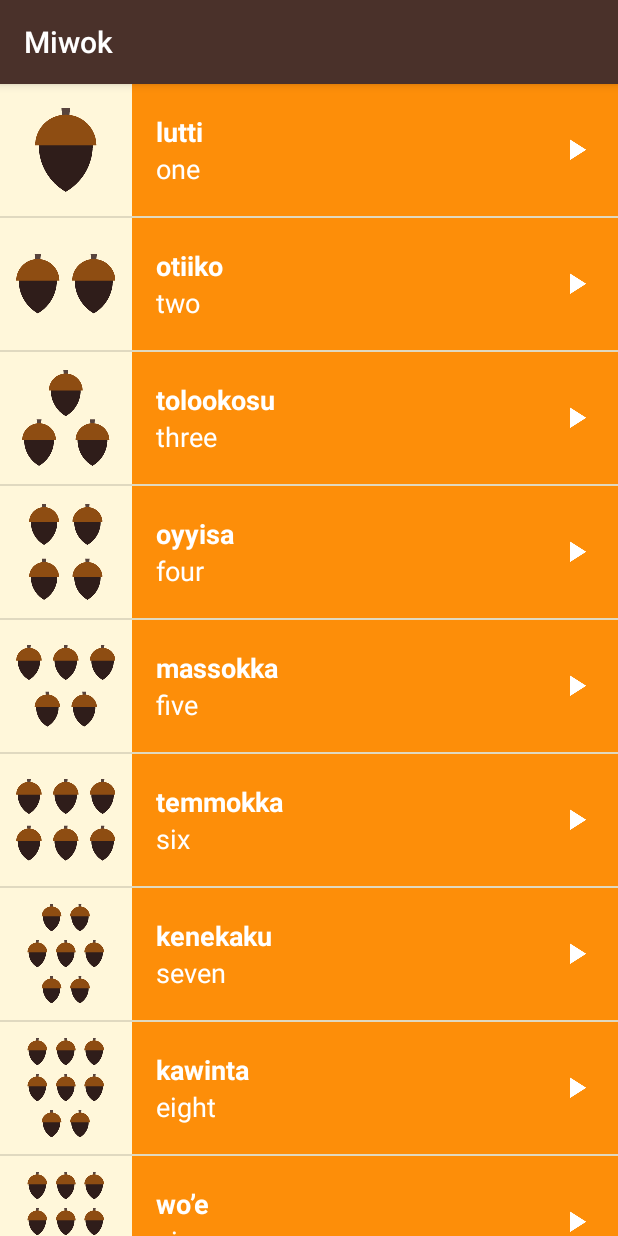
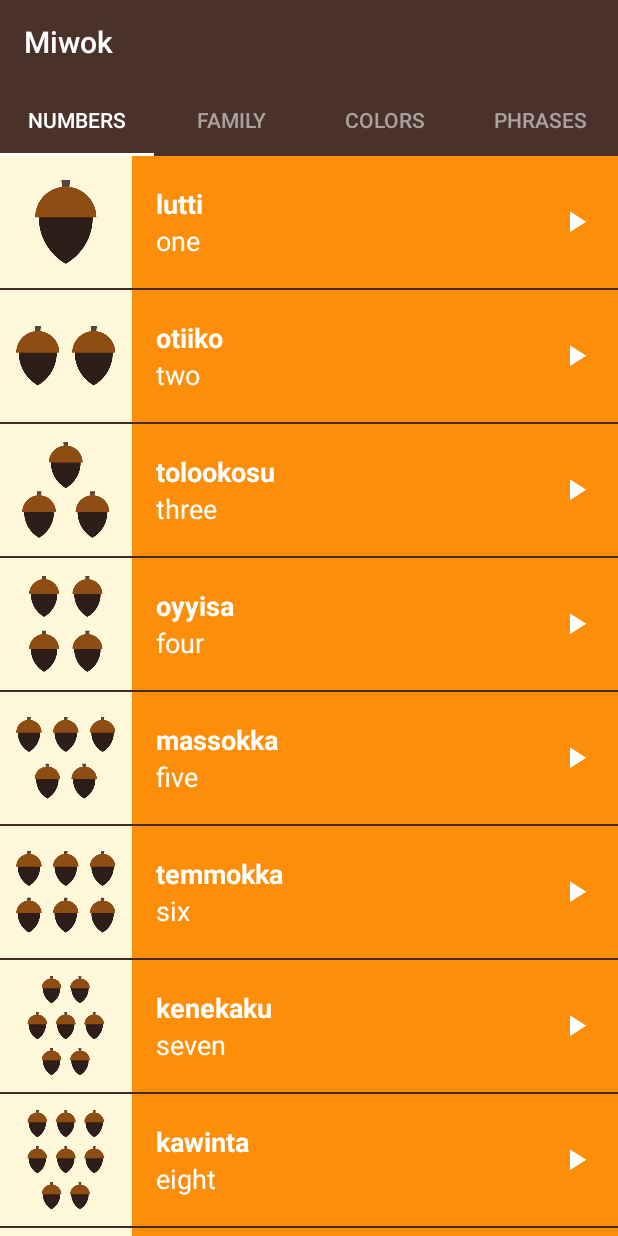
Before and after one commit to luckyhanna/Miwok, an Android app: the screen it shows after launch (MainActivity), on a phone screen of 412 x 824 dp. Run offline under Robolectric (Android 15) with nearby library versions, the phone set to English and light mode, and no system bars.

Commit message:
Tabs - final version

```diff
--- a/app/src/main/java/com/example/android/miwok/CategoryAdapter.java
+++ b/app/src/main/java/com/example/android/miwok/CategoryAdapter.java
@@ -1,13 +1,17 @@
 package com.example.android.miwok;
 
+import android.content.Context;
 import android.support.v4.app.Fragment;
 import android.support.v4.app.FragmentManager;
 import android.support.v4.app.FragmentPagerAdapter;
 
 public class CategoryAdapter extends FragmentPagerAdapter {
 
-    public CategoryAdapter(FragmentManager fm) {
+    private Context mContext;
+
+    public CategoryAdapter(Context context, FragmentManager fm) {
         super(fm);
+        mContext = context;
     }
 
     @Override
@@ -27,4 +31,17 @@ public class CategoryAdapter extends FragmentPagerAdapter {
     public int getCount() {
         return 4;
     }
+
+    @Override
+    public CharSequence getPageTitle(int position) {
+        if (position == 0) {
+            return mContext.getString(R.string.category_numbers);
+        } else if (position == 1) {
+            return mContext.getString(R.string.category_family);
+        } else if (position == 2) {
+            return mContext.getString(R.string.category_colors);
+        } else {
+            return mContext.getString(R.string.category_phrases);
+        }
+    }
 }
--- a/app/src/main/java/com/example/android/miwok/MainActivity.java
+++ b/app/src/main/java/com/example/android/miwok/MainActivity.java
@@ -16,6 +16,7 @@
 package com.example.android.miwok;
 
 import android.os.Bundle;
+import android.support.design.widget.TabLayout;
 import android.support.v4.view.ViewPager;
 import android.support.v7.app.AppCompatActivity;
 
@@ -32,9 +33,13 @@ public class MainActivity extends AppCompatActivity {
         ViewPager viewPager = (ViewPager) findViewById(R.id.viewpager);
 
         // Create an adapter that knows which fragment should be shown on each page
-        CategoryAdapter adapter = new CategoryAdapter(getSupportFragmentManager());
+        CategoryAdapter adapter = new CategoryAdapter(this, getSupportFragmentManager());
 
         // Set the adapter onto the view pager
         viewPager.setAdapter(adapter);
+
+        // Give the TabLayout the ViewPager
+        TabLayout tabLayout = (TabLayout) findViewById(R.id.sliding_tabs);
+        tabLayout.setupWithViewPager(viewPager);
     }
 }
--- a/app/src/main/res/layout/activity_main.xml
+++ b/app/src/main/res/layout/activity_main.xml
@@ -2,11 +2,24 @@
 <LinearLayout
     xmlns:android="http://schemas.android.com/apk/res/android"
     xmlns:tools="http://schemas.android.com/tools"
+    xmlns:app="http://schemas.android.com/apk/res-auto"
     android:layout_width="match_parent"
     android:layout_height="match_parent"
-    android:background="@color/tan_background"
+    android:background="@color/primary_color"
     android:orientation="vertical"
     tools:context="com.example.android.miwok.MainActivity">
+
+    <android.support.design.widget.TabLayout
+        android:id="@+id/sliding_tabs"
+        style="@style/CategoryTab"
+        android:layout_width="match_parent"
+        android:layout_height="wrap_content"
+         />
+    <!--app:tabIndicatorColor="#FFFFFF"
+    app:tabSelectedTextColor="#FFFFFF"
+    app:tabBackground="@color/primary_color"
+    app:tabTextColor="#A8A19E"
+    app:tabMode="fixed"-->
 
     <android.support.v4.view.ViewPager
         android:id="@+id/viewpager"
--- a/app/src/main/res/values/strings.xml
+++ b/app/src/main/res/values/strings.xml
@@ -26,7 +26,7 @@
     <string name="category_numbers">Numbers</string>
 
     <!-- Category name for the vocabulary words for family members [CHAR LIMIT=20] -->
-    <string name="category_family">Family Members</string>
+    <string name="category_family">Family</string>
 
     <string name="item_image">Item Image</string>
 
--- a/app/src/main/res/values/styles.xml
+++ b/app/src/main/res/values/styles.xml
@@ -18,6 +18,8 @@
     <style name="AppTheme" parent="Theme.AppCompat.Light.DarkActionBar">
         <item name="colorPrimary">@color/primary_color</item>
         <item name="colorPrimaryDark">@color/primary_dark_color</item>
+        <item name="actionBarStyle">@style/MiwokAppBarStyle</item>
+        <item name="android:windowContentOverlay">@null</item>
     </style>
 
     <!-- Style for a category of vocabulary words -->
@@ -30,4 +32,21 @@
         <item name="android:textStyle">bold</item>
         <item name="android:textAppearance">?android:textAppearanceMedium</item>
     </style>
+
+    <style name="MiwokAppBarStyle" parent="Widget.AppCompat.Light.ActionBar.Solid.Inverse">
+        <!-- Remove the shadow below the app bar -->
+        <item name="elevation">0dp</item>
+    </style>
+
+    <!-- Style for a tab that displays a category name -->
+    <style name="CategoryTab" parent="Widget.Design.TabLayout">
+        <item name="tabIndicatorColor">@android:color/white</item>
+        <item name="tabSelectedTextColor">@android:color/white</item>
+        <item name="tabTextAppearance">@style/CategoryTabTextAppearance</item>
+    </style>
+
+    <!-- Text appearance style for a category tab -->
+    <style name="CategoryTabTextAppearance" parent="TextAppearance.Design.Tab">
+        <item name="android:textColor">#A8A19E</item>
+    </style>
 </resources>
```
